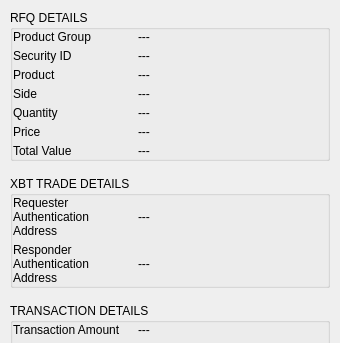
The window that BlockSettleUILib/XBTSettlementTransactionWidget.ui (BlockSettle/terminal) describes before a commit, drawn with Qt 5; both pictures show x 0 to 340 and y 0 to 343 of the 340 by 630 pixel window.
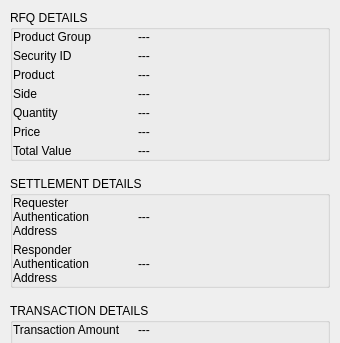
The same window after the commit. Icons and pictures are not drawn.

Commit message: Prettified settlement XBT windows.

What changed in the file:
```diff
--- a/BlockSettleUILib/XBTSettlementTransactionWidget.ui
+++ b/BlockSettleUILib/XBTSettlementTransactionWidget.ui
@@ -622,7 +622,7 @@
       <item>
        <widget class="QGroupBox" name="groupBox">
         <property name="title">
-         <string>XBT TRADE DETAILS</string>
+         <string>SETTLEMENT DETAILS</string>
         </property>
         <layout class="QVBoxLayout" name="verticalLayout_6">
          <property name="spacing">
```
The commit also changes 3 other files.
